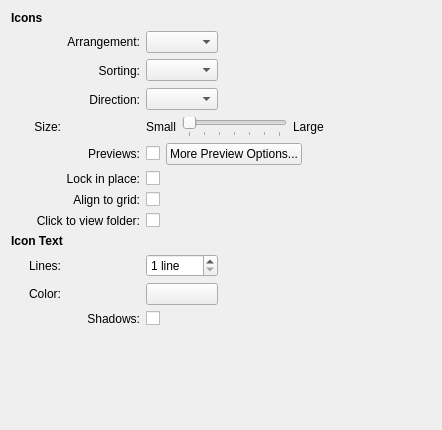
Above: plasma/applets/folderview/folderviewDisplayConfig.ui from KDE/kde-baseapps before the change. Below: the same form after it.
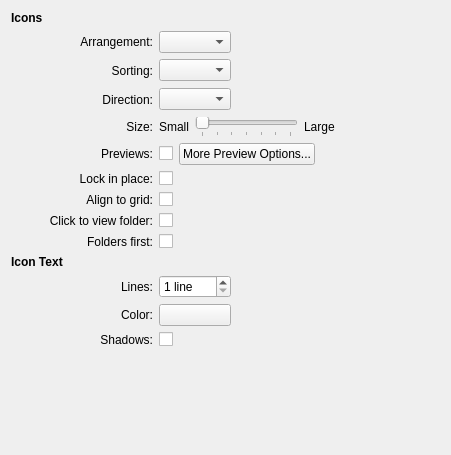
That is the form after the change. Custom widgets are drawn as their Qt base class.

Commit message:
add a "Folders first" checkbox to the Display config page
Allow the user to set the "Folders first" option using the Settings dialog.

BUG:306537

Diff of the .ui file:
```diff
--- a/plasma/applets/folderview/folderviewDisplayConfig.ui
+++ b/plasma/applets/folderview/folderviewDisplayConfig.ui
@@ -6,12 +6,12 @@
    <rect>
     <x>0</x>
     <y>0</y>
-    <width>442</width>
-    <height>430</height>
+    <width>451</width>
+    <height>455</height>
    </rect>
   </property>
   <layout class="QGridLayout" name="gridLayout">
-   <item row="0" column="0" colspan="2">
+   <item row="0" column="0">
     <widget class="QLabel" name="iconsTitle">
      <property name="sizePolicy">
       <sizepolicy hsizetype="Expanding" vsizetype="Preferred">
@@ -132,7 +132,7 @@
      </property>
     </spacer>
    </item>
-   <item row="4" column="1">
+   <item row="4" column="2">
     <widget class="QLabel" name="sizeSliderLabel">
      <property name="text">
       <string>Size:</string>
@@ -188,7 +188,7 @@
      </item>
     </layout>
    </item>
-   <item row="5" column="1" colspan="2">
+   <item row="5" column="2">
     <widget class="QLabel" name="previewsAdvancedLabel">
      <property name="text">
       <string>Previews:</string>
@@ -235,7 +235,7 @@
      </item>
     </layout>
    </item>
-   <item row="6" column="1" colspan="2">
+   <item row="6" column="2">
     <widget class="QLabel" name="lockInPlaceLabel">
      <property name="text">
       <string>Lock in place:</string>
@@ -257,7 +257,7 @@
      </property>
     </widget>
    </item>
-   <item row="7" column="1" colspan="2">
+   <item row="7" column="2">
     <widget class="QLabel" name="alignToGridLabel">
      <property name="text">
       <string>Align to grid:</string>
@@ -299,7 +299,27 @@
      </property>
     </widget>
    </item>
-   <item row="9" column="0" colspan="3">
+   <item row="9" column="2">
+    <widget class="QLabel" name="foldersFirstLabel">
+     <property name="text">
+      <string>Folders first:</string>
+     </property>
+     <property name="alignment">
+      <set>Qt::AlignRight|Qt::AlignTrailing|Qt::AlignVCenter</set>
+     </property>
+    </widget>
+   </item>
+   <item row="9" column="3">
+    <widget class="QCheckBox" name="foldersFirst">
+     <property name="whatsThis">
+      <string>Check this option if you want folder previews to appear only when clicked. When this option is turned off, folder previews will appear automatically when the mouse hovers over a folder.</string>
+     </property>
+     <property name="text">
+      <string/>
+     </property>
+    </widget>
+   </item>
+   <item row="10" column="0" colspan="2">
     <widget class="QLabel" name="iconTextTitle">
      <property name="sizePolicy">
       <sizepolicy hsizetype="Expanding" vsizetype="Preferred">
@@ -318,7 +338,7 @@
      </property>
     </widget>
    </item>
-   <item row="10" column="1">
+   <item row="11" column="2">
     <widget class="QLabel" name="numLinesEditLabel">
      <property name="text">
       <string>Lines:</string>
@@ -331,7 +351,7 @@
      </property>
     </widget>
    </item>
-   <item row="10" column="3">
+   <item row="11" column="3">
     <widget class="KIntSpinBox" name="numLinesEdit">
      <property name="sizePolicy">
       <sizepolicy hsizetype="Preferred" vsizetype="Fixed">
@@ -356,7 +376,7 @@
      </property>
     </widget>
    </item>
-   <item row="11" column="0">
+   <item row="12" column="0">
     <spacer name="horizontalSpacer_4">
      <property name="orientation">
       <enum>Qt::Horizontal</enum>
@@ -372,7 +392,7 @@
      </property>
     </spacer>
    </item>
-   <item row="11" column="1">
+   <item row="12" column="2">
     <widget class="QLabel" name="colorButtonLabel">
      <property name="text">
       <string>Color:</string>
@@ -385,7 +405,7 @@
      </property>
     </widget>
    </item>
-   <item row="11" column="3">
+   <item row="12" column="3">
     <widget class="KColorButton" name="colorButton">
      <property name="whatsThis">
       <string>Click this button to choose the color which is used for the text labels in the view.</string>
@@ -395,7 +415,7 @@
      </property>
     </widget>
    </item>
-   <item row="12" column="1" colspan="2">
+   <item row="13" column="2">
     <widget class="QLabel" name="drawShadowsLabel">
      <property name="text">
       <string>Shadows:</string>
@@ -408,7 +428,7 @@
      </property>
     </widget>
    </item>
-   <item row="12" column="3">
+   <item row="13" column="3">
     <widget class="QCheckBox" name="drawShadows">
      <property name="whatsThis">
       <string>&lt;html&gt;&lt;body&gt;&lt;p&gt;Check this option if you want the text labels to cast a shadow on the background.&lt;/p&gt;
@@ -422,7 +442,7 @@
      </property>
     </widget>
    </item>
-   <item row="13" column="5">
+   <item row="14" column="5">
     <spacer name="verticalSpacer_2">
      <property name="orientation">
       <enum>Qt::Vertical</enum>
```
Left out of the diff: 1 changed line with no effect on the pictures. The commit also changes 1 other file.
